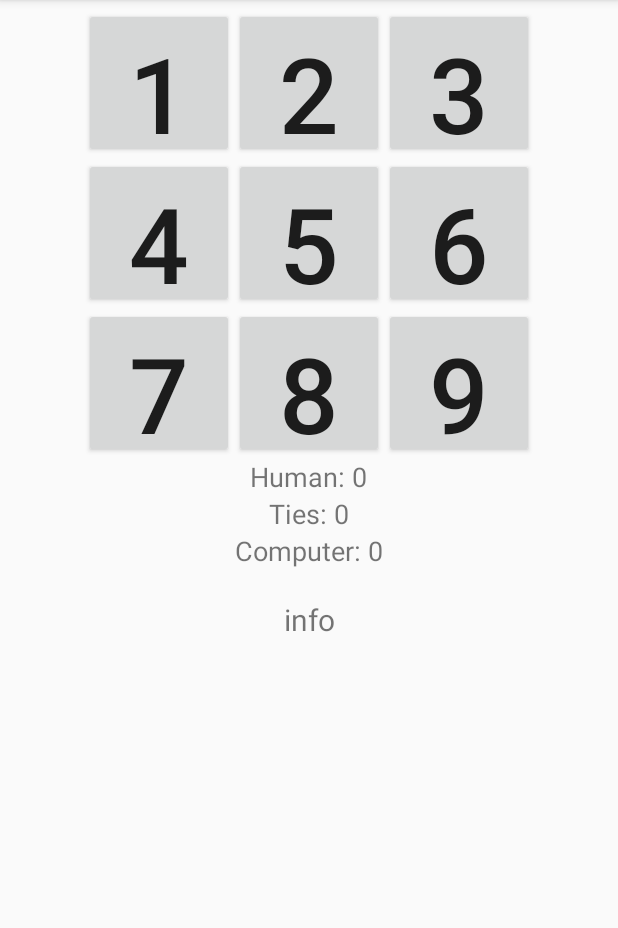
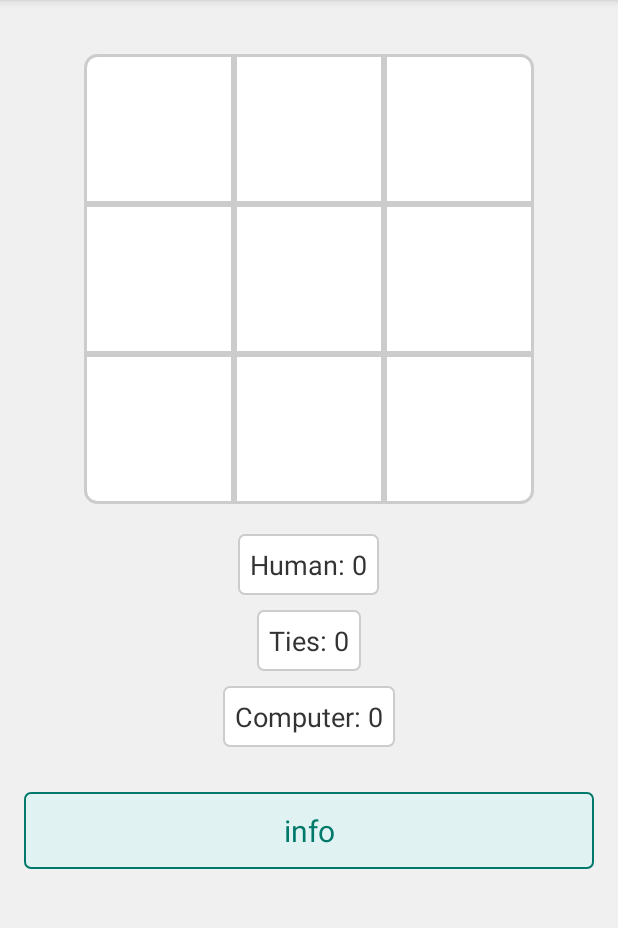
Before and after one commit to NivekTakedown/Tic-Tac-Toe-App-dadm-2024-2, an Android app built with Jetpack Compose: the layout main.xml on its own in the app's theme, with its tools: preview values and no code run, on a phone screen of 412 x 824 dp, the part 84-1012 px from its top. Run offline under Robolectric (Android 15) with nearby library versions, the phone set to English and light mode, and no system bars.

Commit message:
Ajustes gráficos

```diff
--- a/app/src/main/java/xyz/ramos_lopez/tic_tac_toe_app/BoardView.kt
+++ b/app/src/main/java/xyz/ramos_lopez/tic_tac_toe_app/BoardView.kt
@@ -69,36 +69,50 @@ class BoardView : View {
         mPaint.color = Color.LTGRAY
         mPaint.strokeWidth = mBoardLineWidth.toFloat()
 
-        // Dibujar las líneas del tablero
+        // Calcular el ancho y alto de cada celda
         val cellWidth = boardWidth / 3
         val cellHeight = boardHeight / 3
 
-        // Líneas verticales
+        // Dibujar las líneas verticales del tablero
         canvas.drawLine(cellWidth.toFloat(), 0f, cellWidth.toFloat(), boardHeight.toFloat(), mPaint)
-        canvas.drawLine((cellWidth * 2).toFloat(), 0f, (cellWidth * 2).toFloat(), boardHeight.toFloat(), mPaint)
+        canvas.drawLine((2 * cellWidth).toFloat(), 0f, (2 * cellWidth).toFloat(), boardHeight.toFloat(), mPaint)
 
-        // Líneas horizontales
+        // Dibujar las líneas horizontales del tablero
         canvas.drawLine(0f, cellHeight.toFloat(), boardWidth.toFloat(), cellHeight.toFloat(), mPaint)
-        canvas.drawLine(0f, (cellHeight * 2).toFloat(), boardWidth.toFloat(), (cellHeight * 2).toFloat(), mPaint)
+        canvas.drawLine(0f, (2 * cellHeight).toFloat(), boardWidth.toFloat(), (2 * cellHeight).toFloat(), mPaint)
 
-        // Dibujar las X y O según el estado del juego
+        // Dibujar las imágenes de X y O según el estado del juego
         if (::mGame.isInitialized) {
             for (i in 0 until TicTacToeGame.BOARD_SIZE) {
                 val col = i % 3
                 val row = i / 3
 
+                // Definir los límites de la imagen dentro de la celda
                 val left = (col * cellWidth).toFloat() + mBoardLineWidth
                 val top = (row * cellHeight).toFloat() + mBoardLineWidth
                 val right = ((col + 1) * cellWidth).toFloat() - mBoardLineWidth
                 val bottom = ((row + 1) * cellHeight).toFloat() - mBoardLineWidth
 
-                val piece = mGame.getBoardValue(i)
-                if (piece == TicTacToeGame.HUMAN_PLAYER) {
-                    // Dibujar X
-                    canvas.drawBitmap(mHumanBitmap, null, RectF(left, top, right, bottom), null)
-                } else if (piece == TicTacToeGame.COMPUTER_PLAYER) {
-                    // Dibujar O
-                    canvas.drawBitmap(mComputerBitmap, null, RectF(left, top, right, bottom), null)
+                val pieza = mGame.getBoardValue(i)
+                when (pieza) {
+                    TicTacToeGame.HUMAN_PLAYER -> {
+                        // Dibujar la imagen de X
+                        canvas.drawBitmap(
+                            mHumanBitmap,
+                            null, // Fuente completa del bitmap
+                            RectF(left, top, right, bottom), // Destino donde dibujar
+                            null
+                        )
+                    }
+                    TicTacToeGame.COMPUTER_PLAYER -> {
+                        // Dibujar la imagen de O
+                        canvas.drawBitmap(
+                            mComputerBitmap,
+                            null, // Fuente completa del bitmap
+                            RectF(left, top, right, bottom), // Destino donde dibujar
+                            null
+                        )
+                    }
                 }
             }
         }
--- /dev/null
+++ b/app/src/main/res/drawable/board_background.xml
@@ -0,0 +1,5 @@
+<shape xmlns:android="http://schemas.android.com/apk/res/android">
+    <solid android:color="#FFFFFF"/>
+    <corners android:radius="8dp"/>
+    <stroke android:width="2dp" android:color="#CCCCCC"/>
+</shape>
--- /dev/null
+++ b/app/src/main/res/drawable/info_background.xml
@@ -0,0 +1,5 @@
+<shape xmlns:android="http://schemas.android.com/apk/res/android">
+    <solid android:color="#E0F2F1"/>
+    <corners android:radius="4dp"/>
+    <stroke android:width="1dp" android:color="#00796B"/>
+</shape>
--- /dev/null
+++ b/app/src/main/res/drawable/score_background.xml
@@ -0,0 +1,5 @@
+<shape xmlns:android="http://schemas.android.com/apk/res/android">
+    <solid android:color="#FFFFFF"/>
+    <corners android:radius="4dp"/>
+    <stroke android:width="1dp" android:color="#CCCCCC"/>
+</shape>
--- a/app/src/main/res/layout/main.xml
+++ b/app/src/main/res/layout/main.xml
@@ -3,98 +3,50 @@
     android:orientation="vertical"
     android:layout_width="match_parent"
     android:layout_height="match_parent"
-    android:gravity="center_horizontal">
+    android:gravity="center_horizontal"
+    android:padding="16dp"
+    android:background="#f0f0f0">
 
-    <!-- Diseño principal -->
-    <TableLayout
-        android:id="@+id/play_grid"
-        android:layout_width="match_parent"
-        android:layout_height="wrap_content"
-        android:layout_marginTop="5dp">
+    <!-- Reemplazamos el TableLayout por el BoardView personalizado -->
+    <xyz.ramos_lopez.tic_tac_toe_app.BoardView
+        android:id="@+id/board"
+        android:layout_width="300dp"
+        android:layout_height="300dp"
+        android:layout_marginTop="20dp"
+        android:background="@drawable/board_background" />
 
-        <TableRow android:gravity="center_horizontal">
-            <Button
-                android:id="@+id/one"
-                android:layout_width="100dp"
-                android:layout_height="100dp"
-                android:text="1"
-                android:textSize="70dp" />
-            <Button
-                android:id="@+id/two"
-                android:layout_width="100dp"
-                android:layout_height="100dp"
-                android:text="2"
-                android:textSize="70dp" />
-            <Button
-                android:id="@+id/three"
-                android:layout_width="100dp"
-                android:layout_height="100dp"
-                android:text="3"
-                android:textSize="70dp" />
-        </TableRow>
-
-        <TableRow android:gravity="center_horizontal">
-            <Button
-                android:id="@+id/four"
-                android:layout_width="100dp"
-                android:layout_height="100dp"
-                android:text="4"
-                android:textSize="70dp" />
-            <Button
-                android:id="@+id/five"
-                android:layout_width="100dp"
-                android:layout_height="100dp"
-                android:text="5"
-                android:textSize="70dp" />
-            <Button
-                android:id="@+id/six"
-                android:layout_width="100dp"
-                android:layout_height="100dp"
-                android:text="6"
-                android:textSize="70dp" />
-        </TableRow>
-
-        <TableRow android:gravity="center_horizontal">
-            <Button
-                android:id="@+id/seven"
-                android:layout_width="100dp"
-                android:layout_height="100dp"
-                android:text="7"
-                android:textSize="70dp" />
-            <Button
-                android:id="@+id/eight"
-                android:layout_width="100dp"
-                android:layout_height="100dp"
-                android:text="8"
-                android:textSize="70dp" />
-            <Button
-                android:id="@+id/nine"
-                android:layout_width="100dp"
-                android:layout_height="100dp"
-                android:text="9"
-                android:textSize="70dp" />
-        </TableRow>
-    </TableLayout>
     <TextView
         android:id="@+id/human_score"
         android:layout_width="wrap_content"
         android:layout_height="wrap_content"
         android:text="Human: 0"
-        android:textSize="18sp" />
+        android:textSize="18sp"
+        android:textColor="#333333"
+        android:layout_marginTop="20dp"
+        android:padding="8dp"
+        android:background="@drawable/score_background" />
 
     <TextView
         android:id="@+id/tie_score"
         android:layout_width="wrap_content"
         android:layout_height="wrap_content"
         android:text="Ties: 0"
-        android:textSize="18sp" />
+        android:textSize="18sp"
+        android:textColor="#333333"
+        android:layout_marginTop="10dp"
+        android:padding="8dp"
+        android:background="@drawable/score_background" />
 
     <TextView
         android:id="@+id/computer_score"
         android:layout_width="wrap_content"
         android:layout_height="wrap_content"
         android:text="Computer: 0"
-        android:textSize="18sp" />
+        android:textSize="18sp"
+        android:textColor="#333333"
+        android:layout_marginTop="10dp"
+        android:padding="8dp"
+        android:background="@drawable/score_background" />
 
     <TextView
         android:id="@+id/information"
@@ -102,7 +54,10 @@
         android:layout_height="wrap_content"
         android:text="info"
         android:gravity="center_horizontal"
-        android:layout_marginTop="20dp"
-        android:textSize="20dp" />
+        android:layout_marginTop="30dp"
+        android:textSize="20sp"
+        android:textColor="#00796B"
+        android:padding="12dp"
+        android:background="@drawable/info_background" />
 
 </LinearLayout>
```
